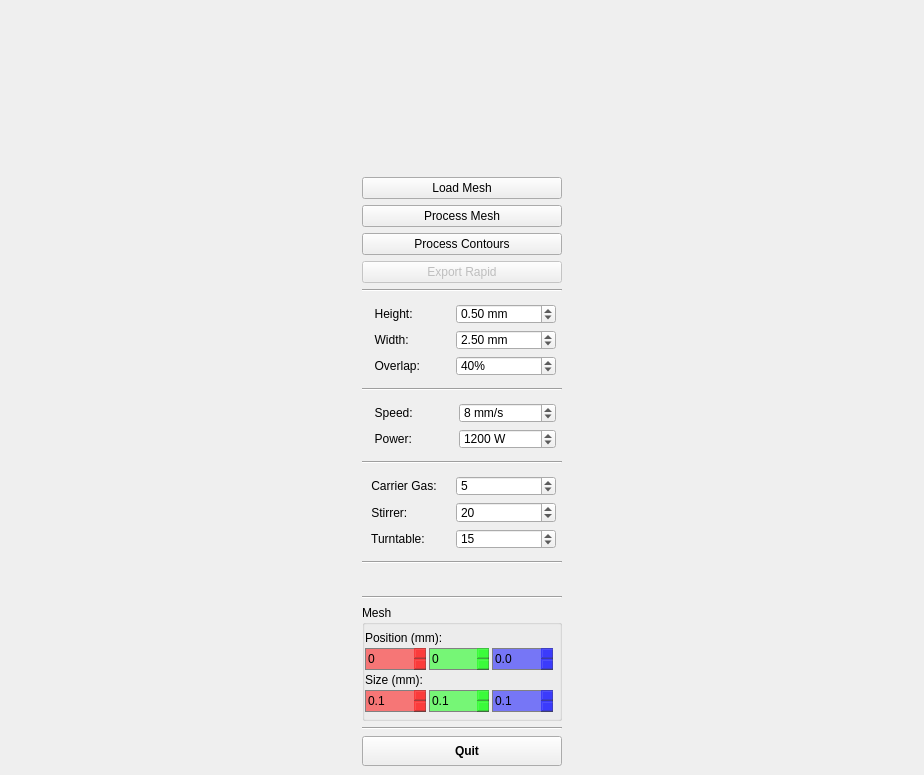
Qt form etna_planning/resources/robpath.ui (openlmd/etna) before a commit.
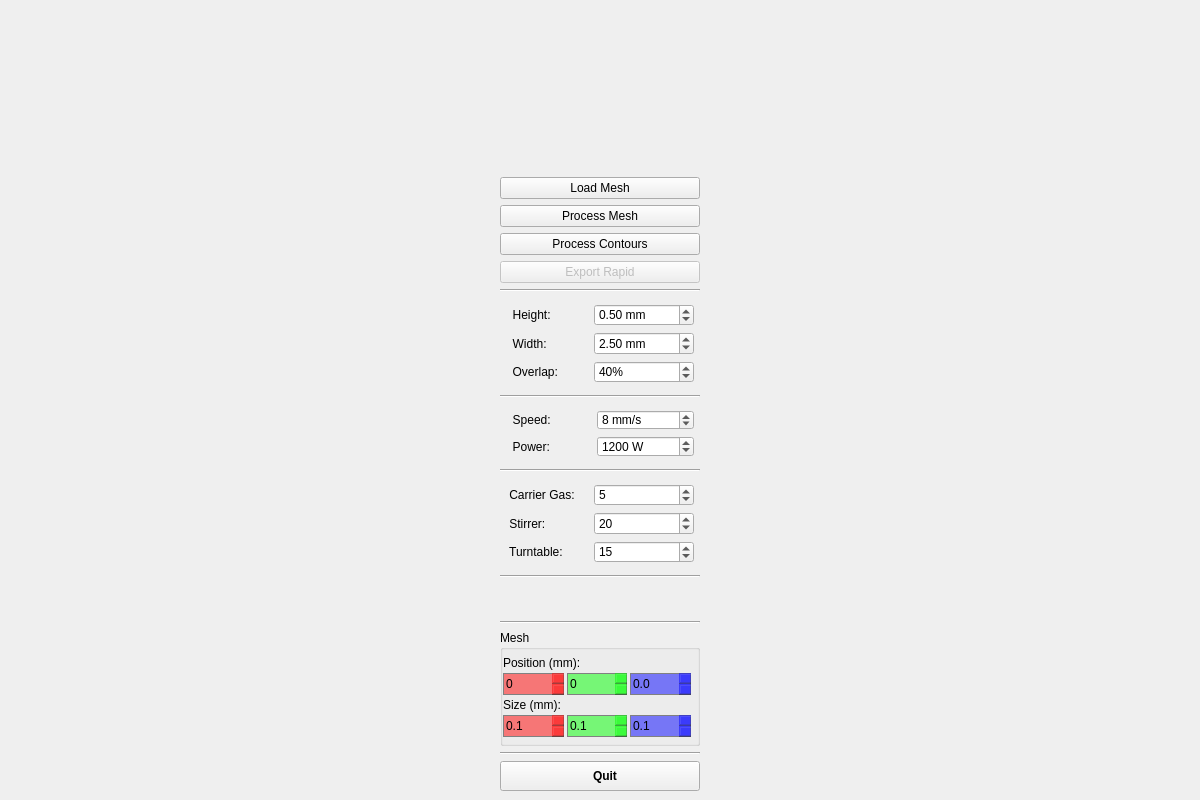
The same form after that commit. Icons and pictures are not drawn.

```diff
--- a/etna_planning/resources/robpath.ui
+++ b/etna_planning/resources/robpath.ui
@@ -6,8 +6,8 @@
    <rect>
     <x>0</x>
     <y>0</y>
-    <width>924</width>
-    <height>775</height>
+    <width>1200</width>
+    <height>800</height>
    </rect>
   </property>
   <property name="sizePolicy">
```
Left out of the diff: 35 changed lines with no effect on the pictures.
